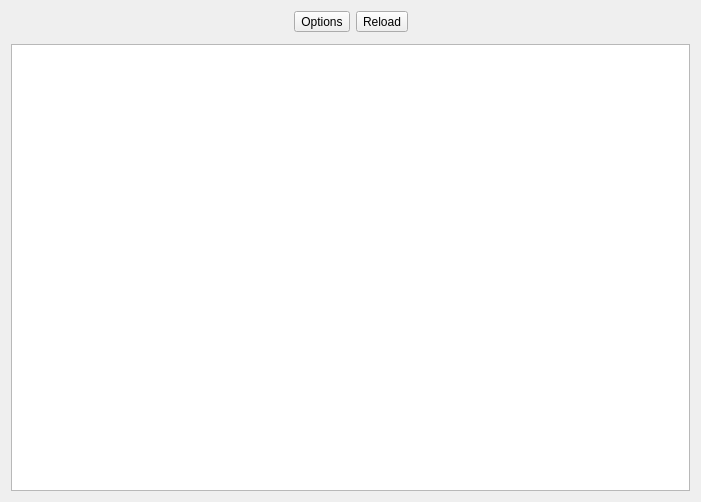
This is qt/qtgo/qtgo/network/PeerChooser.ui in alecs1/home as Qt 5 draws it before an edit. The edited form follows.
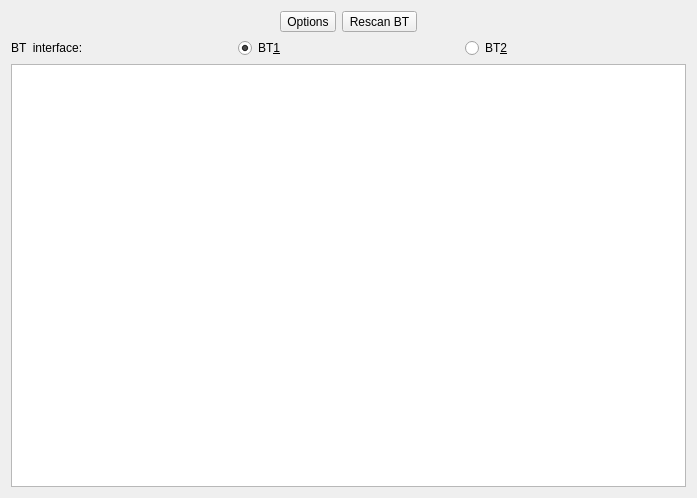
This is the edited form. Icons and pictures are not drawn.

```diff
--- a/qt/qtgo/qtgo/network/PeerChooser.ui
+++ b/qt/qtgo/qtgo/network/PeerChooser.ui
@@ -6,8 +6,8 @@
    <rect>
     <x>0</x>
     <y>0</y>
-    <width>701</width>
-    <height>502</height>
+    <width>697</width>
+    <height>498</height>
    </rect>
   </property>
   <property name="windowTitle">
@@ -17,7 +17,26 @@
    <iconset resource="../res.qrc">
     <normaloff>:/resources/cursorBlackWhite.png</normaloff>:/resources/cursorBlackWhite.png</iconset>
   </property>
-  <layout class="QGridLayout" name="gridLayout_2" rowstretch="0,0,0,0,0,0,1">
+  <layout class="QGridLayout" name="gridLayout_2" rowstretch="0,0,0,0,0,0">
+   <item row="5" column="0">
+    <widget class="QListWidget" name="listWidget">
+     <property name="sizePolicy">
+      <sizepolicy hsizetype="Expanding" vsizetype="Expanding">
+       <horstretch>0</horstretch>
+       <verstretch>1</verstretch>
+      </sizepolicy>
+     </property>
+     <property name="verticalScrollMode">
+      <enum>QAbstractItemView::ScrollPerPixel</enum>
+     </property>
+     <property name="horizontalScrollMode">
+      <enum>QAbstractItemView::ScrollPerPixel</enum>
+     </property>
+     <property name="resizeMode">
+      <enum>QListView::Adjust</enum>
+     </property>
+    </widget>
+   </item>
    <item row="0" column="0">
     <layout class="QHBoxLayout" name="horizontalLayout">
      <item>
@@ -62,7 +81,7 @@
      <item>
       <widget class="QToolButton" name="reloadButton">
        <property name="text">
-        <string>Reload</string>
+        <string>Rescan BT</string>
        </property>
        <property name="icon">
         <iconset resource="../res.qrc">
@@ -94,22 +113,33 @@
      </item>
     </layout>
    </item>
-   <item row="6" column="0">
-    <widget class="QListWidget" name="listWidget">
-     <property name="sizePolicy">
-      <sizepolicy hsizetype="Expanding" vsizetype="Expanding">
-       <horstretch>0</horstretch>
-       <verstretch>1</verstretch>
-      </sizepolicy>
-     </property>
-    </widget>
-   </item>
    <item row="1" column="0">
-    <widget class="QWidget" name="optionsWidget" native="true">
-     <property name="enabled">
-      <bool>true</bool>
-     </property>
-    </widget>
+    <layout class="QHBoxLayout" name="btChooseLayout">
+     <item>
+      <widget class="QLabel" name="label">
+       <property name="text">
+        <string>BT  interface:</string>
+       </property>
+      </widget>
+     </item>
+     <item>
+      <widget class="QRadioButton" name="bt1Button">
+       <property name="text">
+        <string>BT&amp;1</string>
+       </property>
+       <property name="checked">
+        <bool>true</bool>
+       </property>
+      </widget>
+     </item>
+     <item>
+      <widget class="QRadioButton" name="bt2Button">
+       <property name="text">
+        <string>BT&amp;2</string>
+       </property>
+      </widget>
+     </item>
+    </layout>
    </item>
   </layout>
  </widget>
```
